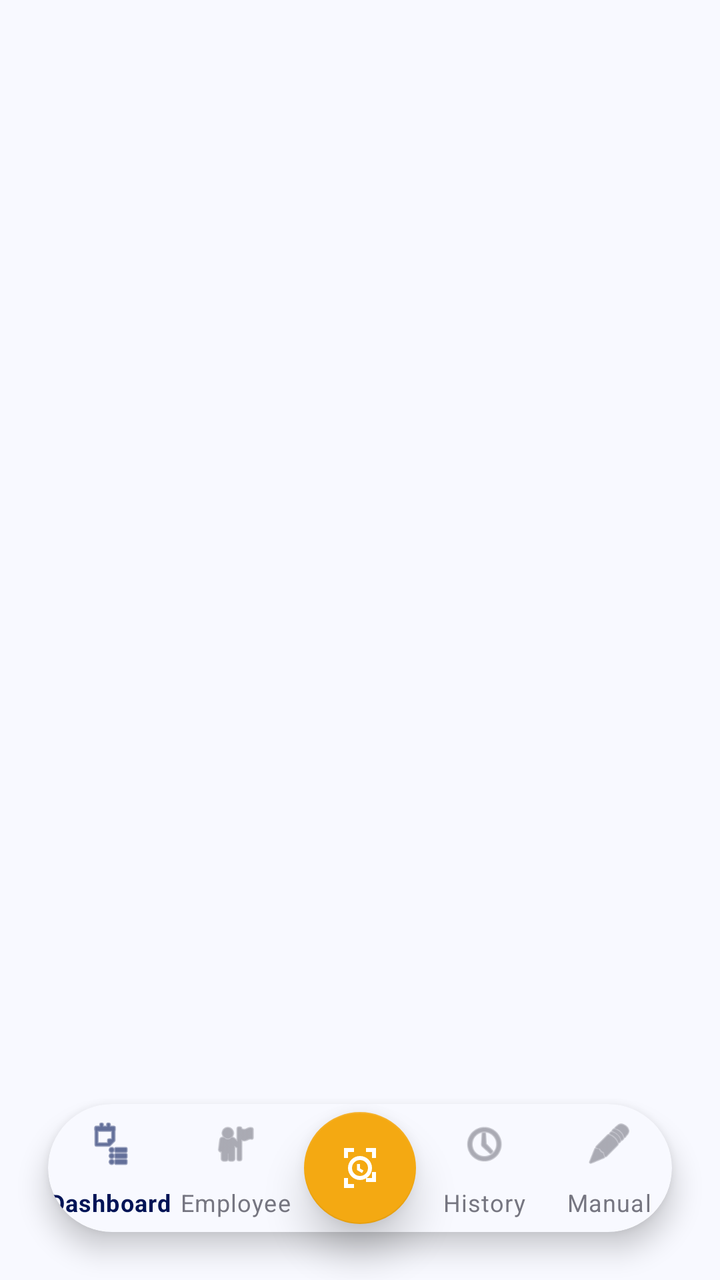
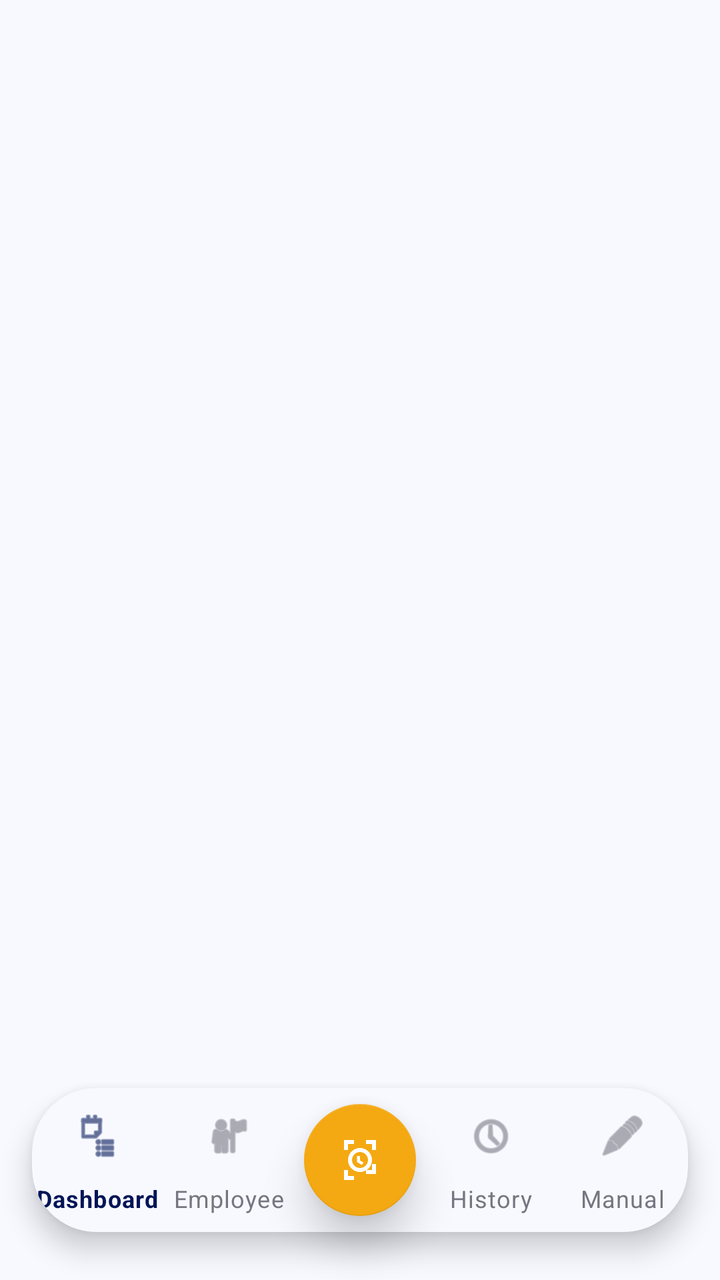

Before-and-after screenshots of an Android layout around one commit, followed by the original layout XML and the change that was made.
<!-- AndroidManifest.xml: application theme Theme.JavaTraining -->
<!-- res/layout/activity_main.xml -->
<?xml version="1.0" encoding="utf-8"?>
<androidx.coordinatorlayout.widget.CoordinatorLayout xmlns:android="http://schemas.android.com/apk/res/android"
    xmlns:app="http://schemas.android.com/apk/res-auto"
    android:layout_width="match_parent"
    android:layout_height="match_parent"
    android:background="@color/html_background">

    <FrameLayout
        android:id="@+id/fragment_container"
        android:layout_width="match_parent"
        android:layout_height="match_parent" />

    <com.google.android.material.card.MaterialCardView
        android:id="@+id/bottomNavCard"
        android:layout_width="match_parent"
        android:layout_height="64dp"
        android:layout_gravity="bottom"
        android:layout_marginHorizontal="24dp"
        android:layout_marginBottom="24dp"
        app:cardBackgroundColor="#F8F9FF"
        app:cardCornerRadius="32dp"
        app:cardElevation="8dp">

        <com.google.android.material.bottomnavigation.BottomNavigationView
            android:id="@+id/bottom_navigation"
            android:layout_width="match_parent"
            android:layout_height="match_parent"
            android:background="@android:color/transparent"
            app:itemIconTint="@color/nav_item_color"
            app:itemTextColor="@color/nav_item_color"
            app:labelVisibilityMode="labeled"
            app:menu="@menu/bottom_nav_menu"
            app:elevation="0dp" />

    </com.google.android.material.card.MaterialCardView>

    <com.google.android.material.floatingactionbutton.FloatingActionButton
        android:id="@+id/fabScan"
        android:layout_width="wrap_content"
        android:layout_height="wrap_content"
        android:src="@drawable/ic_face_scan"
        app:backgroundTint="@color/dash_accent_orange"
        app:tint="@android:color/white"
        app:layout_anchor="@id/bottomNavCard"
        app:layout_anchorGravity="center"
        app:elevation="12dp" />

</androidx.coordinatorlayout.widget.CoordinatorLayout>
<!-- resources referenced by this layout -->
<resources>
  <color name="dash_accent_orange">#F4A912</color>
  <color name="html_background">#f8f9ff</color>
  <!-- drawable ic_face_scan (drawable) -->
  <vector xmlns:android="http://schemas.android.com/apk/res/android"
      android:width="24dp"
      android:height="24dp"
      android:viewportWidth="24"
      android:viewportHeight="24">
    <path
        android:fillColor="@android:color/white"
        android:pathData="M9,2L4,2v5h2V4h3V2zm6,0v2h3v3h2V2h-5zm3,15h-3v2h5v-5h-2v3zM9,22v-2H6v-3H4v5h5zM12,6c-3.31,0 -6,2.69 -6,6s2.69,6 6,6 6,-2.69 6,-6 -2.69,-6 -6,-6zm0,10c-2.21,0 -4,-1.79 -4,-4s1.79,-4 4,-4 4,1.79 4,4 -1.79,4 -4,4zm-1.5,-6v3l2.5,1.5 0.75,-1.25 -1.75,-1v-2.25h-1.5z"/>
  </vector>
  <style name="Theme.JavaTraining" parent="Theme.MaterialComponents.Light.NoActionBar">
          
          <item name="colorPrimary">@color/colorPrimary</item>
          <item name="colorPrimaryVariant">@color/colorPrimaryDark</item>
          <item name="colorOnPrimary">@color/textWhite</item>
          
          
          <item name="colorSecondary">@color/colorAccent</item>
          <item name="colorSecondaryVariant">@color/colorAccent</item>
          <item name="colorOnSecondary">@color/textWhite</item>
          
          
          <item name="android:colorBackground">@color/backgroundLight</item>
          <item name="colorSurface">@color/cardBackground</item>
          <item name="colorOnBackground">@color/textPrimary</item>
          <item name="colorOnSurface">@color/textPrimary</item>
          
          
          <item name="android:statusBarColor">@color/backgroundLight</item>
          <item name="android:windowLightStatusBar">true</item>
      </style>
  <color name="colorPrimary">#1A2D72</color>
  <color name="colorPrimaryDark">#141A4C</color>
  <color name="textWhite">#FFFFFF</color>
  <color name="colorAccent">#F4A912</color>
  <color name="backgroundLight">#1A2D72</color>
  <color name="cardBackground">#283C90</color>
  <color name="textPrimary">#FFFFFF</color>
</resources>

<!-- the commit's change to res/layout/activity_main.xml (unified diff, before → after) -->
@@ -13,9 +13,9 @@
     <com.google.android.material.card.MaterialCardView
         android:id="@+id/bottomNavCard"
         android:layout_width="match_parent"
-        android:layout_height="64dp"
+        android:layout_height="72dp"
         android:layout_gravity="bottom"
-        android:layout_marginHorizontal="24dp"
+        android:layout_marginHorizontal="16dp"
         android:layout_marginBottom="24dp"
         app:cardBackgroundColor="#F8F9FF"
         app:cardCornerRadius="32dp"
@@ -28,6 +28,8 @@
             android:background="@android:color/transparent"
             app:itemIconTint="@color/nav_item_color"
             app:itemTextColor="@color/nav_item_color"
+            app:itemPaddingTop="12dp"
+            app:itemPaddingBottom="12dp"
             app:labelVisibilityMode="labeled"
             app:menu="@menu/bottom_nav_menu"
             app:elevation="0dp" />
